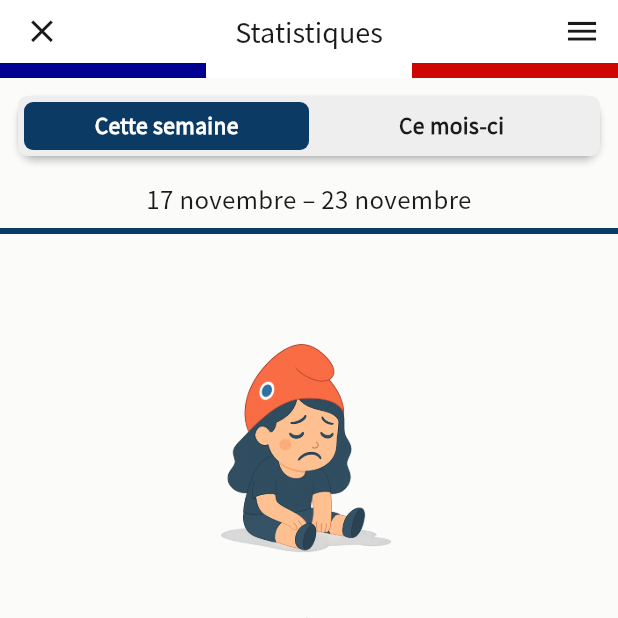
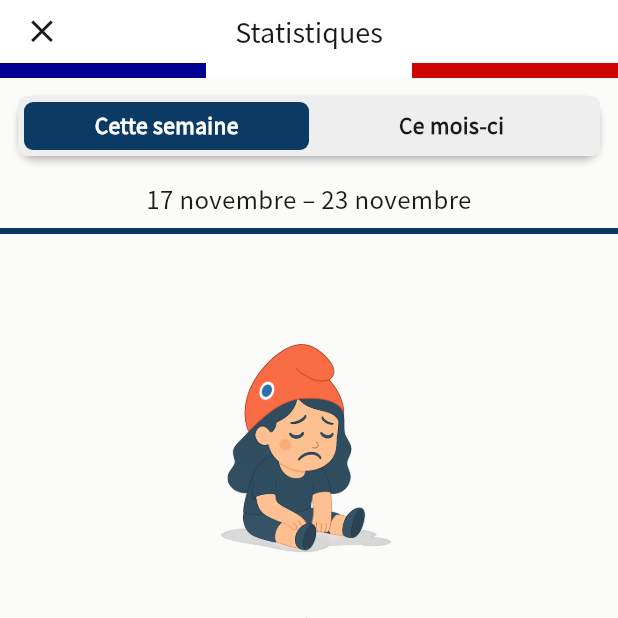
Before and after one commit to taki-mekhalfa/examen_civique, a Flutter app: the StatisticsPage screen opened directly, on a phone screen of 412 x 824 dp, the top half of it. Run offline on Flutter 3.47's test engine with Material 3 defaults, Android fonts, the phone set to English and light mode, and no system bars; our stand-ins replace fl_chart, flutter_markdown, sqflite; accounts and stored records are empty.

Commit message:
chore: remove actions button on app bar

```diff
--- a/lib/pages/home_page.dart
+++ b/lib/pages/home_page.dart
@@ -431,17 +431,6 @@ PreferredSizeWidget buildAppBar(String title, {Widget? leading}) {
     title: Text(title, style: AppTextStyles.regular18),
     centerTitle: true,
     leading: leading,
-    actions: [
-      IconButton(
-        onPressed: () {
-          // TODO: open a drawer or menu
-        },
-        icon: const Icon(Icons.menu),
-        color: AppColors.primaryGrey,
-        iconSize: 25,
-        tooltip: 'Menu',
-      ),
-    ],
     bottom: const PreferredSize(
       preferredSize: Size.fromHeight(2.0),
       child: DecoratedBox(
```
